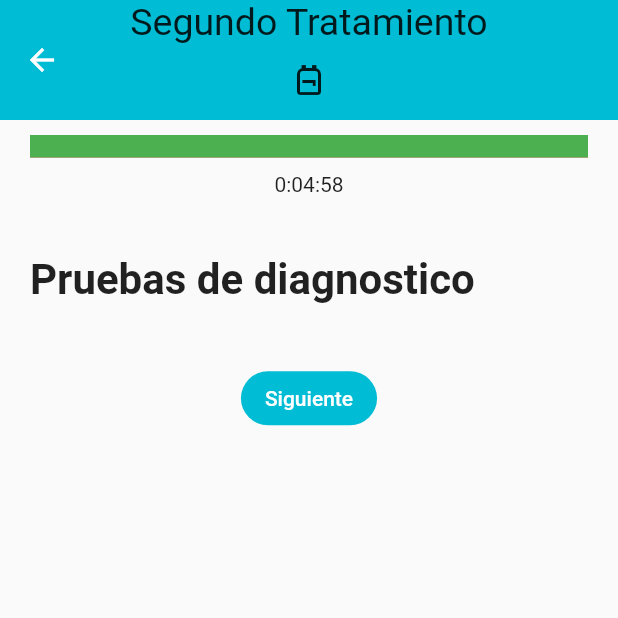
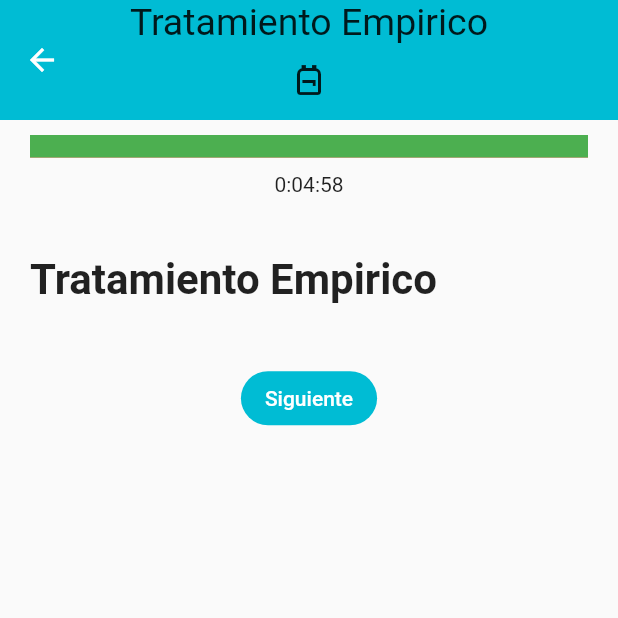
Before and after one commit to agarciaolalla/app_antibioticos_2, a Flutter app: the FirstTreatmentScreen screen opened by its route, on a phone screen of 412 x 824 dp, the top half of it. Run offline on Flutter 3.47's test engine with Material 2 defaults, Android fonts, the phone set to English and light mode, and no system bars; drawn by our look-alikes of flutter_widget_from_html_core; network calls fail.

Commit message:
cambio de nombre al tratamiento uno jaja

```diff
--- a/lib/screens/treatment/first_treatment.dart
+++ b/lib/screens/treatment/first_treatment.dart
@@ -62,7 +62,7 @@ class FirstTreatmentState extends State<FirstTreatmentScreen> {
           child: Column(
             children: [
               const Text(
-                "Segundo Tratamiento",
+                "Tratamiento Empirico",
                 style: TextStyle(fontSize: 25),
               ),
               Row(
@@ -89,7 +89,7 @@ class FirstTreatmentState extends State<FirstTreatmentScreen> {
         child: Column(mainAxisAlignment: MainAxisAlignment.start, children: [
           const Life(),
           const Timer(),
-          DiagnosticQuestionHtml(questionHtml: question),
+          FirstTreatmentQuestionHtml(questionHtml: question),
           ListView.builder(
             scrollDirection: Axis.vertical,
             shrinkWrap: true,
```
